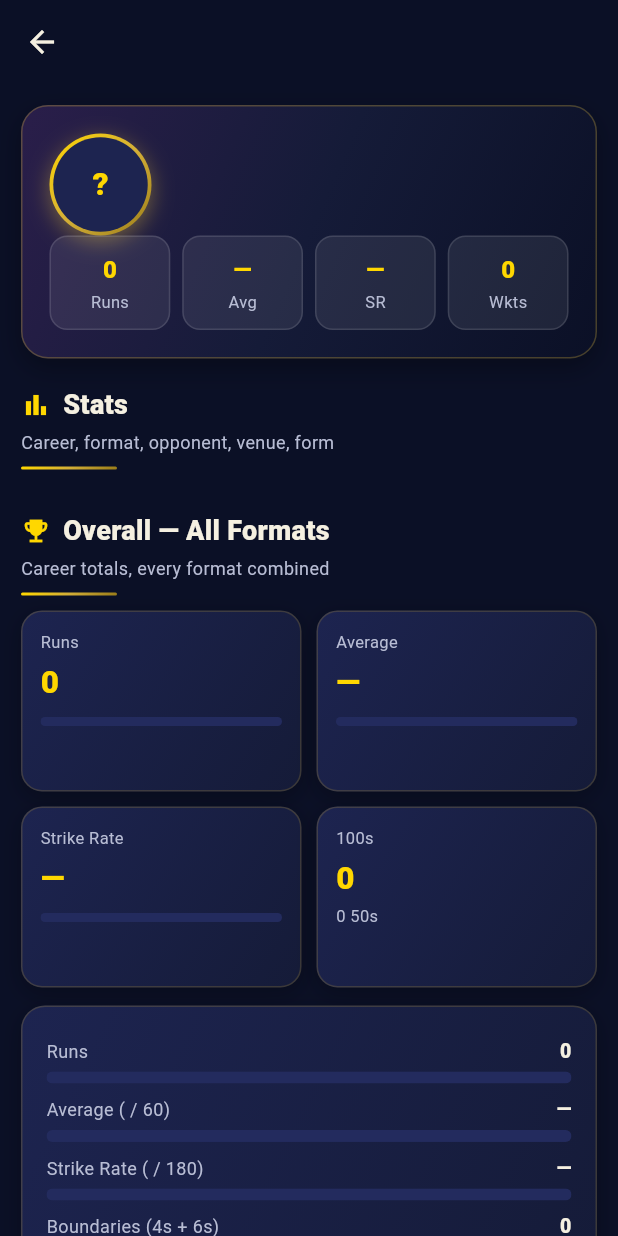
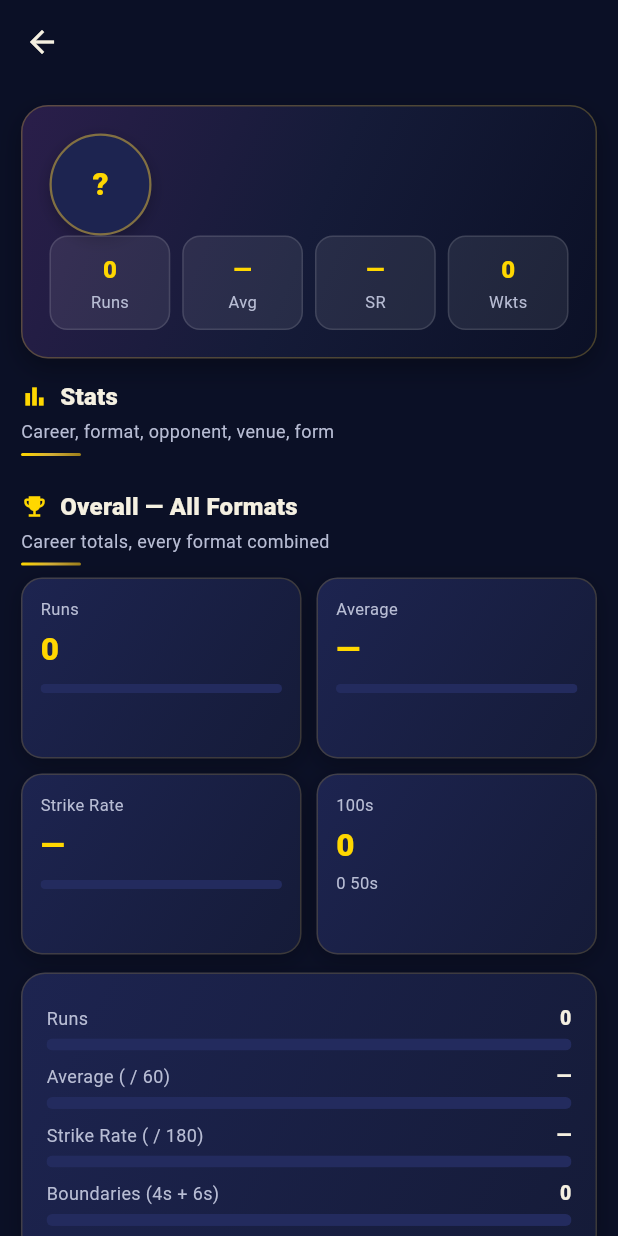
Before and after one commit to monsterbhaiya09-design/KingCric, a Flutter app: the PlayerProfileScreen screen opened directly with empty values, on a phone screen of 412 x 824 dp. Run offline on Flutter 3.47's test engine with Material 3 defaults, Android fonts, the phone set to English and light mode, and no system bars; our stand-ins replace shared_preferences; accounts and stored records are empty; network calls fail.

Commit message:
KingCric merge: lib/widgets/premium_widgets.dart

```diff
--- a/lib/widgets/premium_widgets.dart
+++ b/lib/widgets/premium_widgets.dart
@@ -1,6 +1,52 @@
 import 'dart:math' as math;
 import 'package:flutter/material.dart';
 import '../utils/app_theme.dart';
+
+/// Display-text rules (FIX UX): provider data arrives in mixed case
+/// ("odi", "t20", "bulgaria women") and raw codes must never reach
+/// the screen. ONE place owns the mapping so every screen agrees:
+/// format codes render as ODI / T20 / Test / T10, names render in
+/// Title Case without ever corrupting acronyms or mixed-case names.
+class DisplayText {
+  static const _formats = {
+    'test': 'Test',
+    'odi': 'ODI',
+    't20': 'T20',
+    't20i': 'T20I',
+    't10': 'T10',
+    'the hundred': 'The Hundred',
+    'hundred': 'The Hundred',
+    'first class': 'First Class',
+    'first-class': 'First Class',
+    'list a': 'List A',
+  };
+
+  /// Format code -> display label. Unknown codes fall back to
+  /// Title Case (never raw lowercase).
+  static String formatLabel(String input) {
+    final key = input.trim().toLowerCase();
+    if (key.isEmpty) return input;
+    return _formats[key] ?? titleCase(input);
+  }
+
+  /// Safe Title Case: only words that are uniformly cased AND long
+  /// enough to be real words change ("bulgaria women" ->
+  /// "Bulgaria Women"). Short acronyms ("IPL", "ODI") and
+  /// mixed-case proper names ("McCullum", "de Kock") are left
+  /// untouched, so title-casing can never corrupt a real name.
+  static String titleCase(String input) {
+    return input.split(' ').map((word) {
+      return word.split('-').map((part) {
+        final hasLetter = part.contains(RegExp(r'[A-Za-z]'));
+        if (!hasLetter || part.length < 4) return part;
+        final upper = part == part.toUpperCase();
+        final lower = part == part.toLowerCase();
+        if (!upper && !lower) return part;
+        return part[0].toUpperCase() + part.substring(1).toLowerCase();
+      }).join('-');
+    }).join(' ');
+  }
+}
 
 /// V2 premium shared widgets: gradient cards, live pulse, stat bars,
 /// section headers. No new dependencies — pure Flutter.
@@ -170,7 +216,9 @@ class StatBar extends StatelessWidget {
   }
 }
 
-/// Premium section header with gold rule.
+/// Premium section header — clean modern style (FIX UX): smaller
+/// title, Material icon only (no emoji headers anywhere), and a
+/// short thin gold accent bar instead of a heavy gold rule.
 class PremiumSectionHeader extends StatelessWidget {
   final String title;
   final String? subtitle;
@@ -184,14 +232,14 @@ class PremiumSectionHeader extends StatelessWidget {
   @override
   Widget build(BuildContext context) {
     return Padding(
-      padding: const EdgeInsets.only(top: 18, bottom: 10),
+      padding: const EdgeInsets.only(top: 14, bottom: 8),
       child: Column(
         crossAxisAlignment: CrossAxisAlignment.start,
         children: [
           Row(
             children: [
               if (icon != null) ...[
-                Icon(icon, size: 20, color: AppTheme.goldLight),
+                Icon(icon, size: 18, color: AppTheme.goldLight),
                 const SizedBox(width: 8),
               ],
               Expanded(
@@ -199,8 +247,8 @@ class PremiumSectionHeader extends StatelessWidget {
                     maxLines: 2,
                     overflow: TextOverflow.ellipsis,
                     style: const TextStyle(
-                        fontSize: 18,
-                        fontWeight: FontWeight.w900,
+                        fontSize: 16,
+                        fontWeight: FontWeight.w800,
                         letterSpacing: 0.2)),
               ),
             ],
@@ -213,10 +261,10 @@ class PremiumSectionHeader extends StatelessWidget {
                 style: const TextStyle(
                     color: AppTheme.textSecondary, fontSize: 12)),
           ],
-          const SizedBox(height: 8),
+          const SizedBox(height: 6),
           Container(
             height: 2,
-            width: 64,
+            width: 40,
             decoration: BoxDecoration(
               gradient: AppTheme.goldGradient,
               borderRadius: BorderRadius.circular(2),
@@ -228,7 +276,9 @@ class PremiumSectionHeader extends StatelessWidget {
   }
 }
 
-/// Gradient avatar with initials — King gold ring.
+/// Gradient avatar with initials — thin gold ring (FIX UX): the
+/// old thick gradient + heavy glow read as cartoon; a 1.5px ring
+/// with a soft shadow keeps the King identity without the bulk.
 class KingAvatar extends StatelessWidget {
   final String name;
   final double radius;
@@ -248,20 +298,16 @@ class KingAvatar extends StatelessWidget {
       height: radius * 2,
       decoration: BoxDecoration(
         shape: BoxShape.circle,
-        gradient: AppTheme.goldGradient,
+        color: AppTheme.navyCard2,
+        border: Border.all(
+            color: AppTheme.gold.withValues(alpha: 0.55), width: 1.5),
         boxShadow: [
           BoxShadow(
-            color: AppTheme.gold.withValues(alpha: 0.45),
-            blurRadius: 12,
-            offset: const Offset(0, 4),
+            color: Colors.black.withValues(alpha: 0.25),
+            blurRadius: 8,
+            offset: const Offset(0, 3),
           ),
         ],
-      ),
-      padding: const EdgeInsets.all(2.5),
-      child: Container(
-        decoration: const BoxDecoration(
-          shape: BoxShape.circle,
-          color: AppTheme.navyCard2,
       ),
       alignment: Alignment.center,
       child: Text(initials,
@@ -271,7 +317,6 @@ class KingAvatar extends StatelessWidget {
               color: AppTheme.goldLight,
               fontSize: radius * 0.62,
               fontWeight: FontWeight.w900)),
-      ),
     );
   }
 }
@@ -286,9 +331,9 @@ class GoldChip extends StatelessWidget {
     return Container(
       padding: const EdgeInsets.symmetric(horizontal: 10, vertical: 4),
       decoration: BoxDecoration(
-        color: AppTheme.gold.withValues(alpha: 0.16),
+        color: AppTheme.gold.withValues(alpha: 0.12),
         borderRadius: BorderRadius.circular(20),
-        border: Border.all(color: AppTheme.gold.withValues(alpha: 0.5)),
+        border: Border.all(color: AppTheme.gold.withValues(alpha: 0.28)),
       ),
       child: Row(
         mainAxisSize: MainAxisSize.min,
```
Lines whose indentation alone changed are shown as unchanged.
